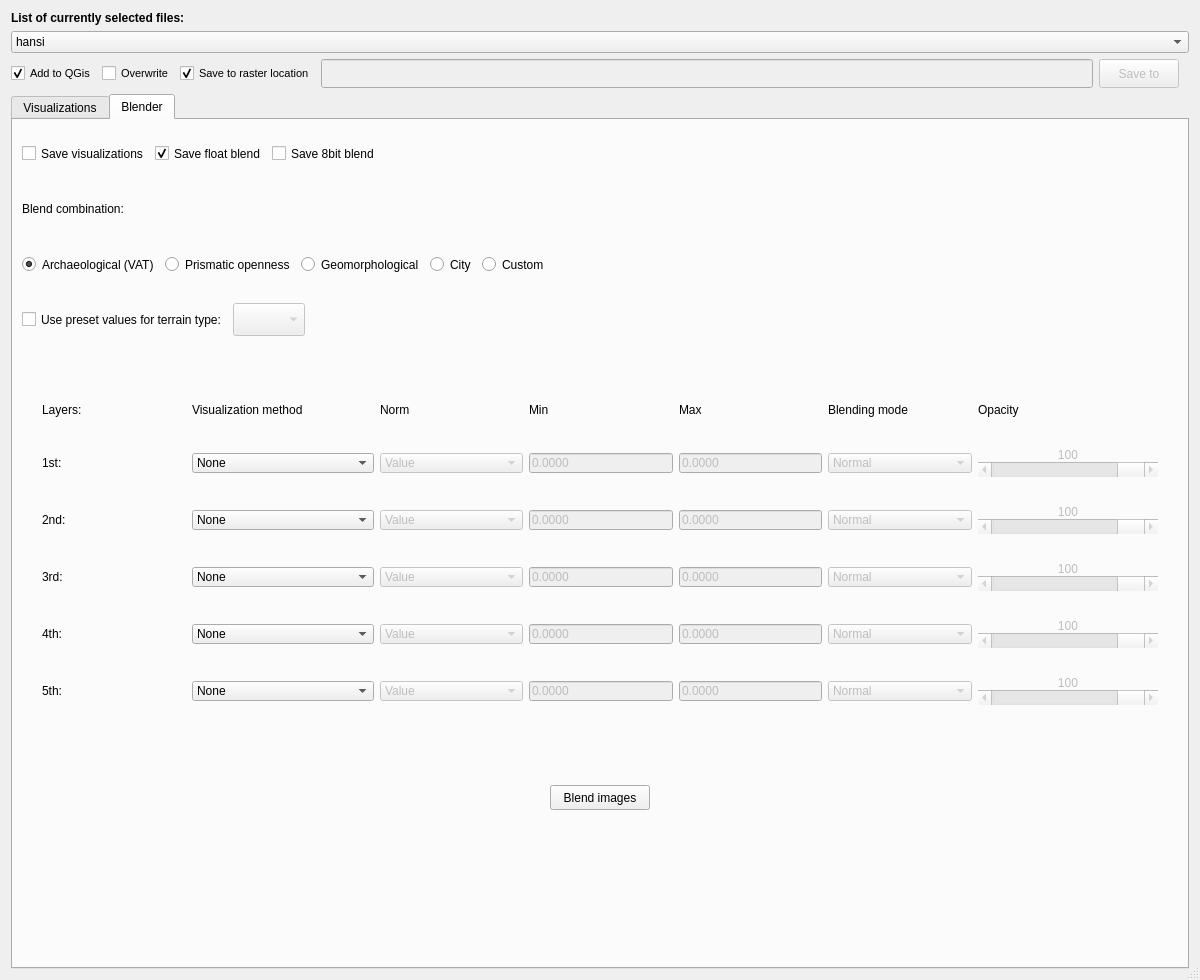
EarthObservation/rvt-qgis, file qrvt_dialog_base.ui: the form before one commit.
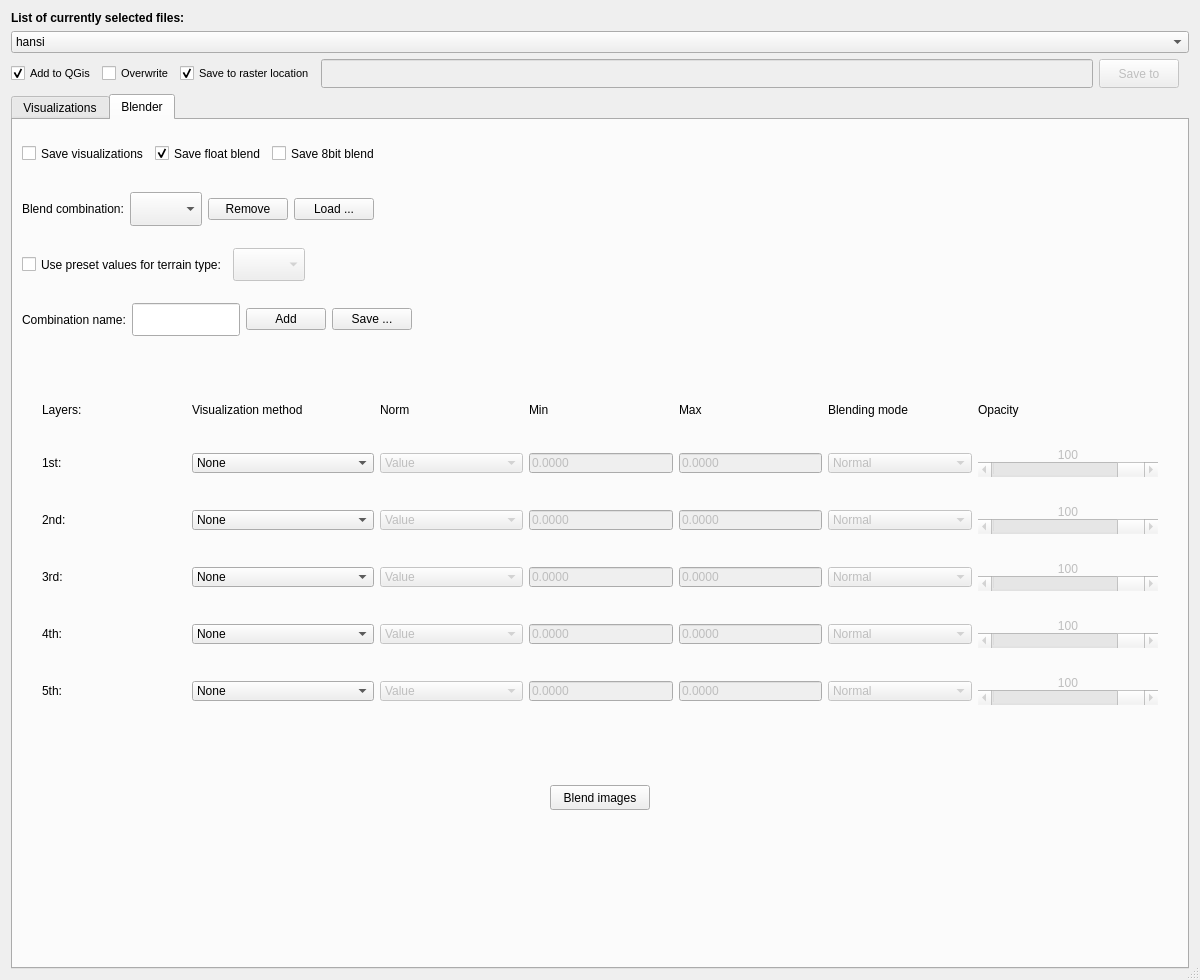
The form after the commit. The open tabs and pages were chosen to show the change. Custom widgets are drawn as their Qt base class.

Commit message: combinations combo box, add/remove/load/save combination

What changed in the file:
```diff
--- a/qrvt_dialog_base.ui
+++ b/qrvt_dialog_base.ui
@@ -3136,38 +3136,10 @@
                </item>
               </layout>
              </item>
-             <item>
-              <widget class="QLabel" name="label_54">
-               <property name="sizePolicy">
-                <sizepolicy hsizetype="Preferred" vsizetype="Preferred">
-                 <horstretch>0</horstretch>
-                 <verstretch>0</verstretch>
-                </sizepolicy>
-               </property>
-               <property name="minimumSize">
-                <size>
-                 <width>0</width>
-                 <height>0</height>
-                </size>
-               </property>
-               <property name="maximumSize">
-                <size>
-                 <width>16777215</width>
-                 <height>16777215</height>
-                </size>
-               </property>
-               <property name="text">
-                <string>Blend combination:</string>
-               </property>
-              </widget>
-             </item>
              <item>
               <layout class="QHBoxLayout" name="horizontalLayout_55">
                <item>
-                <widget class="QRadioButton" name="radio_archaeological">
-                 <property name="enabled">
-                  <bool>true</bool>
-                 </property>
+                <widget class="QLabel" name="label_54">
                  <property name="sizePolicy">
                   <sizepolicy hsizetype="Preferred" vsizetype="Preferred">
                    <horstretch>0</horstretch>
@@ -3187,110 +3159,61 @@
                   </size>
                  </property>
                  <property name="text">
-                  <string>Archaeological (VAT)</string>
+                  <string>Blend combination:</string>
                  </property>
-                 <property name="checked">
-                  <bool>true</bool>
-                 </property>
                 </widget>
                </item>
                <item>
-                <widget class="QRadioButton" name="radio_prism_opns">
-                 <property name="sizePolicy">
-                  <sizepolicy hsizetype="Preferred" vsizetype="Preferred">
-                   <horstretch>0</horstretch>
-                   <verstretch>0</verstretch>
-                  </sizepolicy>
-                 </property>
-                 <property name="minimumSize">
-                  <size>
-                   <width>0</width>
-                   <height>0</height>
-                  </size>
-                 </property>
-                 <property name="maximumSize">
-                  <size>
-                   <width>16777215</width>
-                   <height>16777215</height>
-                  </size>
-                 </property>
-                 <property name="text">
-                  <string>Prismatic openness</string>
-                 </property>
-                </widget>
+                <layout class="QVBoxLayout" name="verticalLayout_12" stretch="2,8,2">
+                 <item>
+                  <spacer name="verticalSpacer_15">
+                   <property name="orientation">
+                    <enum>Qt::Vertical</enum>
+                   </property>
+                   <property name="sizeHint" stdset="0">
+                    <size>
+                     <width>20</width>
+                     <height>40</height>
+                    </size>
+                   </property>
+                  </spacer>
+                 </item>
+                 <item>
+                  <widget class="QComboBox" name="combo_combinations">
+                   <property name="sizePolicy">
+                    <sizepolicy hsizetype="Preferred" vsizetype="Preferred">
+                     <horstretch>0</horstretch>
+                     <verstretch>0</verstretch>
+                    </sizepolicy>
+                   </property>
+                  </widget>
+                 </item>
+                 <item>
+                  <spacer name="verticalSpacer_16">
+                   <property name="orientation">
+                    <enum>Qt::Vertical</enum>
+                   </property>
+                   <property name="sizeHint" stdset="0">
+                    <size>
+                     <width>20</width>
+                     <height>40</height>
+                    </size>
+                   </property>
+                  </spacer>
+                 </item>
+                </layout>
                </item>
                <item>
-                <widget class="QRadioButton" name="radio_geomorph">
-                 <property name="sizePolicy">
-                  <sizepolicy hsizetype="Preferred" vsizetype="Preferred">
-                   <horstretch>0</horstretch>
-                   <verstretch>0</verstretch>
-                  </sizepolicy>
-                 </property>
-                 <property name="minimumSize">
-                  <size>
-                   <width>0</width>
-                   <height>0</height>
-                  </size>
-                 </property>
-                 <property name="maximumSize">
-                  <size>
-                   <width>16777215</width>
-                   <height>16777215</height>
-                  </size>
-                 </property>
+                <widget class="QPushButton" name="button_comb_rem">
                  <property name="text">
-                  <string>Geomorphological</string>
+                  <string>Remove</string>
                  </property>
                 </widget>
                </item>
                <item>
-                <widget class="QRadioButton" name="radio_city">
-                 <property name="sizePolicy">
-                  <sizepolicy hsizetype="Preferred" vsizetype="Preferred">
-                   <horstretch>0</horstretch>
-                   <verstretch>0</verstretch>
-                  </sizepolicy>
-                 </property>
-                 <property name="minimumSize">
-                  <size>
-                   <width>0</width>
-                   <height>0</height>
-                  </size>
-                 </property>
-                 <property name="maximumSize">
-                  <size>
-                   <width>16777215</width>
-                   <height>16777215</height>
-                  </size>
-                 </property>
+                <widget class="QPushButton" name="button_load_comb">
                  <property name="text">
-                  <string>City</string>
-                 </property>
-                </widget>
-               </item>
-               <item>
-                <widget class="QRadioButton" name="radio_custom">
-                 <property name="sizePolicy">
-                  <sizepolicy hsizetype="Preferred" vsizetype="Preferred">
-                   <horstretch>0</horstretch>
-                   <verstretch>0</verstretch>
-                  </sizepolicy>
-                 </property>
-                 <property name="minimumSize">
-                  <size>
-                   <width>0</width>
-                   <height>0</height>
-                  </size>
-                 </property>
-                 <property name="maximumSize">
-                  <size>
-                   <width>16777215</width>
-                   <height>16777215</height>
-                  </size>
-                 </property>
-                 <property name="text">
-                  <string>Custom</string>
+                  <string>Load ...</string>
                  </property>
                 </widget>
                </item>
@@ -3418,6 +3341,84 @@
                </item>
               </layout>
              </item>
+             <item>
+              <layout class="QHBoxLayout" name="horizontalLayout_23">
+               <item>
+                <widget class="QLabel" name="label">
+                 <property name="text">
+                  <string>Combination name:</string>
+                 </property>
+                </widget>
+               </item>
+               <item>
+                <layout class="QVBoxLayout" name="verticalLayout_13" stretch="2,8,2">
+                 <item>
+                  <spacer name="verticalSpacer_27">
+                   <property name="orientation">
+                    <enum>Qt::Vertical</enum>
+                   </property>
+                   <property name="sizeHint" stdset="0">
+                    <size>
+                     <width>20</width>
+                     <height>40</height>
+                    </size>
+                   </property>
+                  </spacer>
+                 </item>
+                 <item>
+                  <widget class="QLineEdit" name="line_combination_name">
+                   <property name="sizePolicy">
+                    <sizepolicy hsizetype="Preferred" vsizetype="Preferred">
+                     <horstretch>0</horstretch>
+                     <verstretch>0</verstretch>
+                    </sizepolicy>
+                   </property>
+                  </widget>
+                 </item>
+                 <item>
+                  <spacer name="verticalSpacer_28">
+                   <property name="orientation">
+                    <enum>Qt::Vertical</enum>
+                   </property>
+                   <property name="sizeHint" stdset="0">
+                    <size>
+                     <width>20</width>
+                     <height>40</height>
+                    </size>
+                   </property>
+                  </spacer>
+                 </item>
+                </layout>
+               </item>
+               <item>
+                <widget class="QPushButton" name="buttton_comb_add">
+                 <property name="text">
+                  <string>Add</string>
+                 </property>
+                </widget>
+               </item>
+               <item>
+                <widget class="QPushButton" name="button_save_comb">
+                 <property name="text">
+                  <string>Save ...</string>
+                 </property>
+                </widget>
+               </item>
+               <item>
+                <spacer name="horizontalSpacer_12">
+                 <property name="orientation">
+                  <enum>Qt::Horizontal</enum>
+                 </property>
+                 <property name="sizeHint" stdset="0">
+                  <size>
+                   <width>0</width>
+                   <height>20</height>
+                  </size>
+                 </property>
+                </spacer>
+               </item>
+              </layout>
+             </item>
              <item>
               <spacer name="verticalSpacer_5">
                <property name="orientation">
```
The commit also changes 11 other files.
